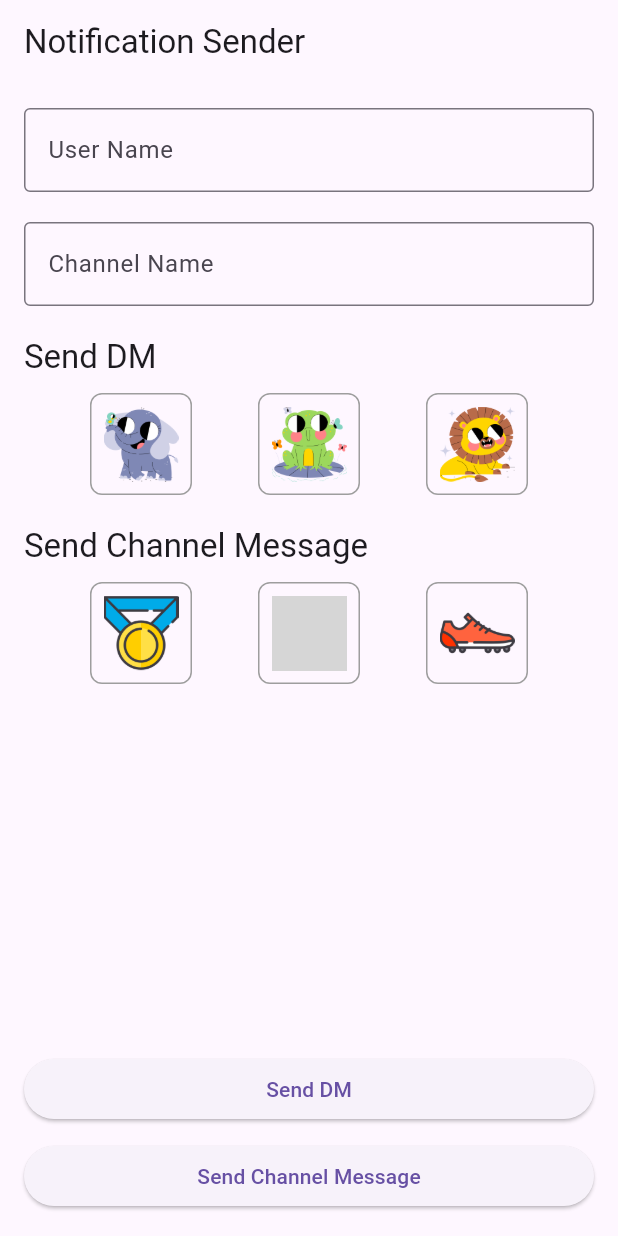
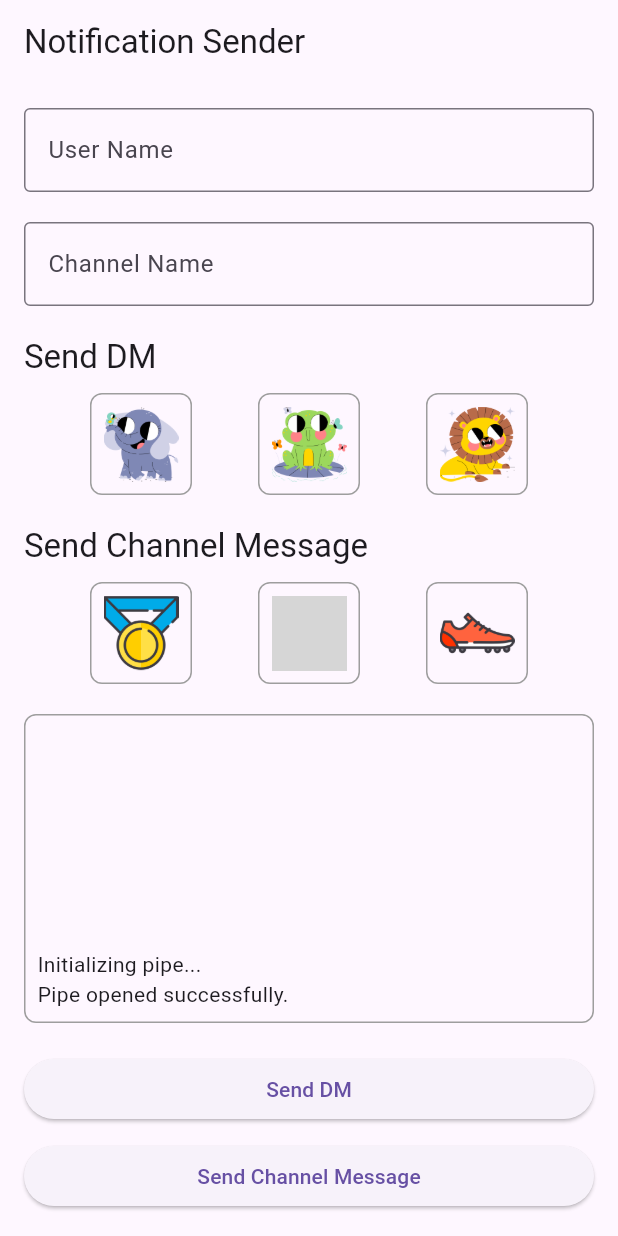
Before and after one commit to markessien/alerter, a Flutter app: the screen it shows after launch, after a tap on "Send DM", on a phone screen of 412 x 824 dp. Run offline on Flutter 3.47's test engine with Material 3 defaults, Android fonts, the phone set to English and light mode, and no system bars; grey boxes are pictures that could not be loaded.

Commit message:
fixes for ipc

```diff
--- a/apps/flutter-test-app/alerter_test_app/lib/main.dart
+++ b/apps/flutter-test-app/alerter_test_app/lib/main.dart
@@ -17,7 +17,20 @@ class _MainAppState extends State<MainApp> {
   String? _selectedChannelImage;
   final TextEditingController _channelNameController = TextEditingController();
   final TextEditingController _userNameController = TextEditingController();
-  final Notifications _notifications = Notifications();
+  late final Notifications _notifications;
+  final List<String> _logMessages = [];
+
+  @override
+  void initState() {
+    super.initState();
+    _notifications = Notifications(logger: _log);
+  }
+
+  void _log(String message) {
+    setState(() {
+      _logMessages.insert(0, message);
+    });
+  }
 
   @override
   void dispose() {
@@ -74,7 +87,24 @@ class _MainAppState extends State<MainApp> {
                   });
                 },
               ),
-              const Spacer(),
+              const SizedBox(height: 20),
+              Expanded(
+                child: Container(
+                  padding: const EdgeInsets.all(8.0),
+                  decoration: BoxDecoration(
+                    border: Border.all(color: Colors.grey),
+                    borderRadius: BorderRadius.circular(8.0),
+                  ),
+                  child: ListView.builder(
+                    reverse: true,
+                    itemCount: _logMessages.length,
+                    itemBuilder: (context, index) {
+                      return Text(_logMessages[index]);
+                    },
+                  ),
+                ),
+              ),
+              const SizedBox(height: 20),
               ElevatedButton(
                 onPressed: () {
                   if (_userNameController.text.isNotEmpty &&
--- a/apps/flutter-test-app/alerter_test_app/lib/notifications.dart
+++ b/apps/flutter-test-app/alerter_test_app/lib/notifications.dart
@@ -2,27 +2,30 @@ import 'dart:io';
 import 'dart:convert';
 
 class Notifications {
-  final String _pipeName = r'\\.\pipe\telex-notifications';
+  final String _pipeName = r'\\?\pipe\telex-notifications';
   RandomAccessFile? _pipe;
   bool _isPipeOpen = false;
+  final Function(String)? _logger;
 
-  Notifications() {
+  Notifications({Function(String)? logger}) : _logger = logger {
     _initPipe();
   }
 
   Future<void> _initPipe() async {
     try {
+      _log('Initializing pipe...');
       var file = File(_pipeName);
       // The other process is responsible for creating the pipe.
       // This class is a client that writes to it.
-      if (await file.exists()) {
+      try {
         _pipe = await file.open(mode: FileMode.writeOnlyAppend);
         _isPipeOpen = true;
-      } else {
-        print('Pipe $_pipeName does not exist. Waiting for it to be created.');
+        _log('Pipe opened successfully.');
+      } on FileSystemException {
+        _log('Pipe $_pipeName does not exist. Waiting for it to be created.');
       }
     } catch (e) {
-      print('Error opening pipe: $e');
+      _log('Error initializing pipe: $e');
       _isPipeOpen = false;
     }
   }
@@ -34,10 +37,10 @@ class Notifications {
     required String iconPath,
   }) async {
     if (!_isPipeOpen || _pipe == null) {
-      // Try to reopen the pipe
+      _log('Pipe not open. Attempting to reconnect...');
       await _initPipe();
       if (!_isPipeOpen || _pipe == null) {
-        print('Cannot send notification, pipe is not open.');
+        _log('Cannot send notification, pipe is not open.');
         return;
       }
     }
@@ -53,10 +56,12 @@ class Notifications {
     final bytes = utf8.encode(jsonString + '\n');
 
     try {
+      _log('Sending data: $jsonString');
       await _pipe!.writeFrom(bytes);
       await _pipe!.flush();
+      _log('Data sent successfully.');
     } catch (e) {
-      print('Error writing to pipe: $e');
+      _log('Error writing to pipe: $e');
       _isPipeOpen = false; // Pipe might be broken
     }
   }
@@ -65,6 +70,11 @@ class Notifications {
     if (_isPipeOpen) {
       await _pipe?.close();
       _isPipeOpen = false;
+      _log('Pipe closed.');
     }
   }
+
+  void _log(String message) {
+    _logger?.call(message);
+  }
 }
```
Also changed, not shown: 1 other file.
